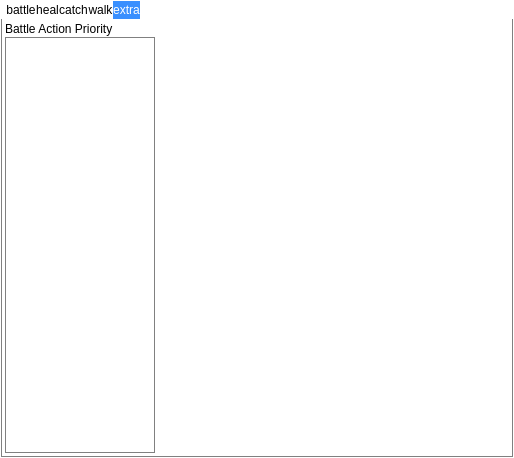
Above: SaSH/form/afkform.ui from bestkakkoii/SaSH before the change. Below: the same form after it.
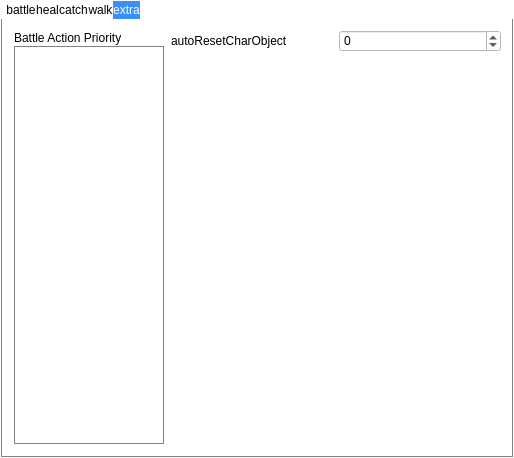
That is the form after the change. The open tabs and pages were chosen to show the change. Custom widgets are drawn as their Qt base class.

The edit to the form file:
```diff
--- a/SaSH/form/afkform.ui
+++ b/SaSH/form/afkform.ui
@@ -4375,39 +4375,7 @@
        <string>extra</string>
       </attribute>
       <layout class="QGridLayout" name="gridLayout_2">
-       <property name="leftMargin">
-        <number>1</number>
-       </property>
-       <property name="topMargin">
-        <number>1</number>
-       </property>
-       <property name="rightMargin">
-        <number>1</number>
-       </property>
-       <property name="bottomMargin">
-        <number>1</number>
-       </property>
-       <property name="spacing">
-        <number>1</number>
-       </property>
        <item row="0" column="0">
-        <layout class="QHBoxLayout" name="horizontalLayout_14">
-         <property name="spacing">
-          <number>1</number>
-         </property>
-         <property name="leftMargin">
-          <number>1</number>
-         </property>
-         <property name="topMargin">
-          <number>1</number>
-         </property>
-         <property name="rightMargin">
-          <number>1</number>
-         </property>
-         <property name="bottomMargin">
-          <number>1</number>
-         </property>
-         <item>
           <layout class="QVBoxLayout" name="verticalLayout_19">
            <property name="spacing">
             <number>1</number>
@@ -4548,6 +4516,39 @@
            </item>
           </layout>
          </item>
+       <item row="0" column="1">
+        <layout class="QVBoxLayout" name="verticalLayout_20">
+         <item>
+          <layout class="QHBoxLayout" name="horizontalLayout_14">
+           <item>
+            <widget class="QLabel" name="label_44">
+             <property name="text">
+              <string>autoResetCharObject</string>
+             </property>
+            </widget>
+           </item>
+           <item>
+            <widget class="QSpinBox" name="spinBox_autoresetcharobjectcount">
+             <property name="minimum">
+              <number>-1</number>
+             </property>
+            </widget>
+           </item>
+          </layout>
+         </item>
+         <item>
+          <spacer name="verticalSpacer_6">
+           <property name="orientation">
+            <enum>Qt::Vertical</enum>
+           </property>
+           <property name="sizeHint" stdset="0">
+            <size>
+             <width>20</width>
+             <height>40</height>
+            </size>
+           </property>
+          </spacer>
+         </item>
          <item>
           <spacer name="horizontalSpacer_6">
            <property name="orientation">
```
Left out of the diff: 28 changed lines with no effect on the pictures. Lines whose indentation alone changed are shown as unchanged.
